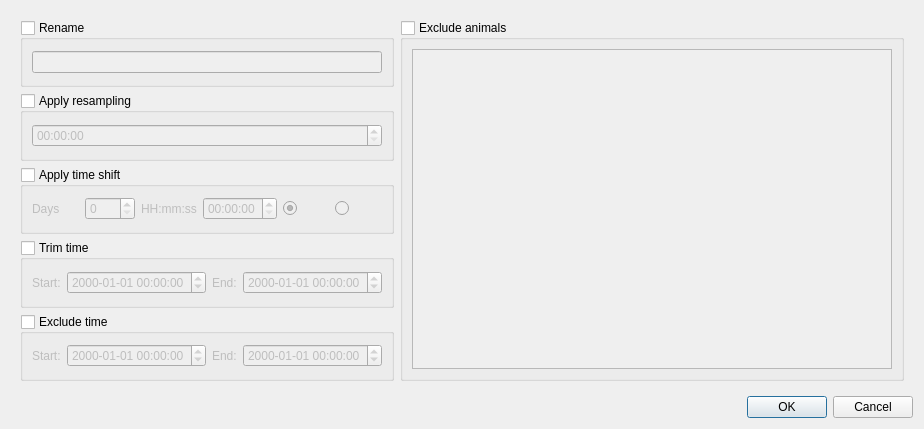
Before: the Qt Designer form tse_analytics/views/datasets/adjust_dataset_dialog.ui in TSE-Systems/tse-analytics, drawn with Qt 5.
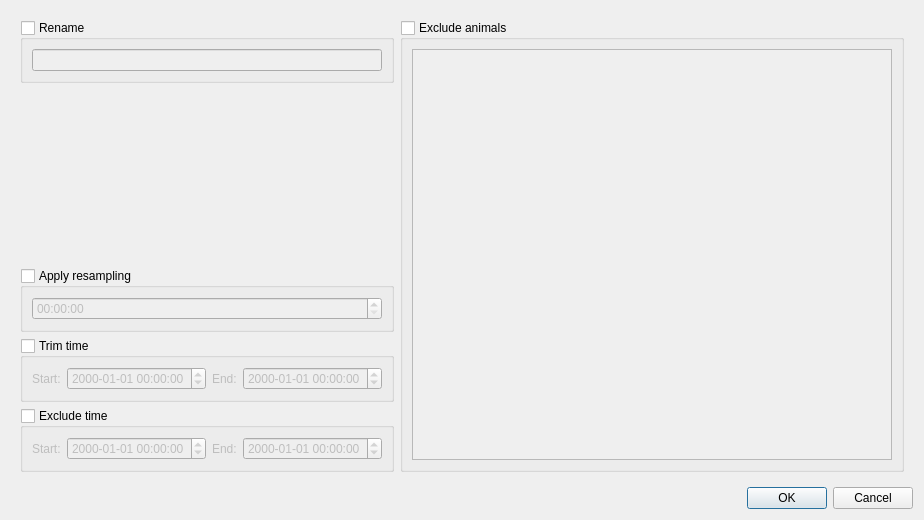
After: the same form once the commit is applied. Icons and pictures are not drawn.

Commit message: NEW: use experiment start timestamp instead of the first datatable timestamp when calculate timedelta. NEW: Option to shift dataset time is removed (use time trim/exclude instead).

What changed in the file:
```diff
--- a/tse_analytics/views/datasets/adjust_dataset_dialog.ui
+++ b/tse_analytics/views/datasets/adjust_dataset_dialog.ui
@@ -8,7 +8,7 @@
     <x>0</x>
     <y>0</y>
     <width>924</width>
-    <height>429</height>
+    <height>520</height>
    </rect>
   </property>
   <property name="windowTitle">
@@ -57,6 +57,19 @@
            </layout>
           </widget>
          </item>
+         <item>
+          <spacer name="verticalSpacer">
+           <property name="orientation">
+            <enum>Qt::Orientation::Vertical</enum>
+           </property>
+           <property name="sizeHint" stdset="0">
+            <size>
+             <width>20</width>
+             <height>40</height>
+            </size>
+           </property>
+          </spacer>
+         </item>
          <item>
           <widget class="QGroupBox" name="groupBoxResampling">
            <property name="title">
@@ -79,71 +92,6 @@
            </layout>
           </widget>
          </item>
-         <item>
-          <widget class="QGroupBox" name="groupBoxTimeShift">
-           <property name="title">
-            <string>Apply time shift</string>
-           </property>
-           <property name="checkable">
-            <bool>true</bool>
-           </property>
-           <property name="checked">
-            <bool>false</bool>
-           </property>
-           <layout class="QHBoxLayout" name="horizontalLayout">
-            <item>
-             <widget class="QLabel" name="labelTimeShiftDays">
-              <property name="text">
-               <string>Days</string>
-              </property>
-             </widget>
-            </item>
-            <item>
-             <widget class="QSpinBox" name="spinBoxTimeShiftDays">
-              <property name="minimumSize">
-               <size>
-                <width>50</width>
-                <height>0</height>
-               </size>
-              </property>
-             </widget>
-            </item>
-            <item>
-             <widget class="QLabel" name="labelTimeShiftTime">
-              <property name="text">
-               <string>HH:mm:ss</string>
-              </property>
-             </widget>
-            </item>
-            <item>
-             <widget class="QTimeEdit" name="timeEditTimeShift">
-              <property name="displayFormat">
-               <string>HH:mm:ss</string>
-              </property>
-             </widget>
-            </item>
-            <item>
-             <widget class="QRadioButton" name="radioButtonTimeShiftMinus">
-              <property name="icon">
-               <iconset resource="../../../resources/resources.qrc">
-                <normaloff>:/icons/icons8-minus-16.png</normaloff>:/icons/icons8-minus-16.png</iconset>
-              </property>
-              <property name="checked">
-               <bool>true</bool>
-              </property>
-             </widget>
-            </item>
-            <item>
-             <widget class="QRadioButton" name="radioButtonTimeShiftPlus">
-              <property name="icon">
-               <iconset resource="../../../resources/resources.qrc">
-                <normaloff>:/icons/icons8-add-16.png</normaloff>:/icons/icons8-add-16.png</iconset>
-              </property>
-             </widget>
-            </item>
-           </layout>
-          </widget>
-         </item>
          <item>
           <widget class="QGroupBox" name="groupBoxTrimTime">
            <property name="title">
```
The commit also changes 16 other files.
